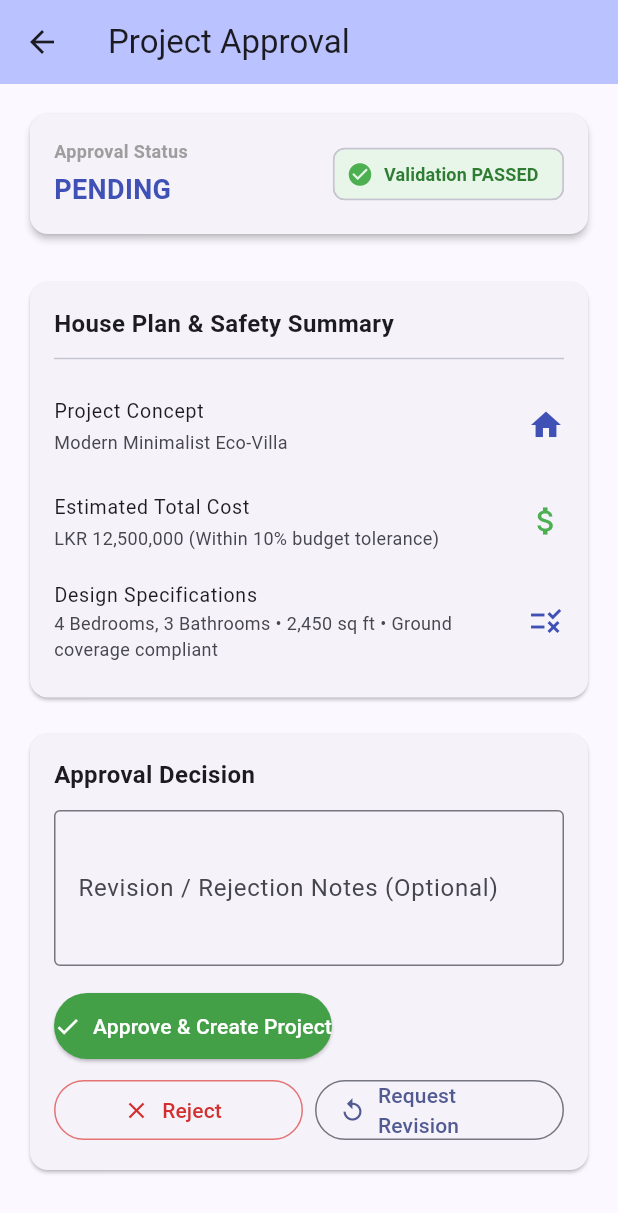
After one commit to devFelina/ai-house-planner, a Flutter app: the ApprovalView screen opened by its route, on a phone screen of 412 x 824 dp. The commit adds this screen. Shown: the top 1213 px of the screen. Run offline on Flutter 3.47's test engine with Material 3 defaults, Android fonts, the phone set to English and light mode, and no system bars; our stand-ins replace dio, firebase_auth, firebase_core, flutter_dotenv, flutter_riverpod, google_sign_in and 1 more; accounts and stored records are empty; network calls fail.

Commit message:
Implement Component D approval and validation workflow

```diff
--- a/mobile/lib/main.dart
+++ b/mobile/lib/main.dart
@@ -4,6 +4,8 @@ import 'package:firebase_core/firebase_core.dart';
 import 'views/login_view.dart';
 import 'views/register_view.dart';
 import 'views/intake_view.dart';
+import 'views/approval_view.dart';
+import 'views/project_status_view.dart';
 import 'package:flutter_dotenv/flutter_dotenv.dart';
 
 void main() async {
@@ -25,22 +27,22 @@ class MyApp extends StatelessWidget {
 
   @override
   Widget build(BuildContext context){
-    //
     return MaterialApp(
       title: 'AI House Planner',
       debugShowCheckedModeBanner: false,
-      theme:ThemeData(
+      theme: ThemeData(
         colorScheme: ColorScheme.fromSeed(seedColor: Colors.indigo),
         useMaterial3: true,
       ),
-      //First screen is the login screen
-      initialRoute:'/login',
-      routes:{
+      // First screen is the login screen
+      initialRoute: '/login',
+      routes: {
         '/login': (context) => const LoginView(),
         '/register': (context) => const RegisterView(),
         '/land_submission': (context) => const IntakeView(),
+        '/approval': (context) => const ApprovalView(),
+        '/project_status': (context) => const ProjectStatusView(),
       },
-
     );
   }
 }
--- /dev/null
+++ b/mobile/lib/views/approval_view.dart
@@ -0,0 +1,311 @@
+import 'package:flutter/material.dart';
+import 'package:flutter_riverpod/flutter_riverpod.dart';
+import '../providers/approval_provider.dart';
+import '../models/approval_models.dart';
+
+class ApprovalView extends ConsumerStatefulWidget {
+  final String workflowId;
+
+  const ApprovalView({
+    super.key,
+    this.workflowId = '3fa85f64-5717-4562-b3fc-2c963f66afa6',
+  });
+
+  @override
+  ConsumerState<ApprovalView> createState() => _ApprovalViewState();
+}
+
+class _ApprovalViewState extends ConsumerState<ApprovalView> {
+  final _revisionController = TextEditingController();
+  bool _isSubmitting = false;
+  String? _errorMessage;
+  String? _successMessage;
+  String? _createdProjectId;
+
+  @override
+  void initState() {
+    super.initState();
+    Future.microtask(() => ref.read(approvalProvider.notifier).fetchWorkflowStatus(widget.workflowId));
+  }
+
+  @override
+  void dispose() {
+    _revisionController.dispose();
+    super.dispose();
+  }
+
+  Future<void> _handleDecision(String decision) async {
+    setState(() {
+      _isSubmitting = true;
+      _errorMessage = null;
+      _successMessage = null;
+    });
+
+    try {
+      final response = await ref.read(approvalProvider.notifier).submitDecision(
+            widget.workflowId,
+            decision,
+            revisionNotes: _revisionController.text.trim().isNotEmpty
+                ? _revisionController.text.trim()
+                : null,
+          );
+
+      if (mounted) {
+        setState(() {
+          _successMessage = response.message;
+          _createdProjectId = response.projectId;
+        });
+      }
+    } catch (e) {
+      if (mounted) {
+        setState(() {
+          _errorMessage = e.toString().replaceFirst('Exception: ', '');
+        });
+      }
+    } finally {
+      if (mounted) {
+        setState(() => _isSubmitting = false);
+      }
+    }
+  }
+
+  @override
+  Widget build(BuildContext context) {
+    final asyncWorkflow = ref.watch(approvalProvider);
+
+    return Scaffold(
+      appBar: AppBar(
+        title: const Text('Project Approval'),
+        backgroundColor: Theme.of(context).colorScheme.inversePrimary,
+      ),
+      body: asyncWorkflow.when(
+        loading: () => const Center(child: CircularProgressIndicator()),
+        error: (err, _) => Center(child: Text('Error: $err')),
+        data: (workflow) {
+          final status = workflow?.approvalStatus ?? 'pending';
+          final validationPassed = workflow?.validationPassed ?? true;
+          final isApproved = status == 'approved';
+          final isRejected = status == 'rejected';
+
+          return SingleChildScrollView(
+            padding: const EdgeInsets.all(16.0),
+            child: Column(
+              crossAxisAlignment: CrossAxisAlignment.stretch,
+              children: [
+                // Header Status Card
+                Card(
+                  elevation: 2,
+                  child: Padding(
+                    padding: const EdgeInsets.all(16.0),
+                    child: Row(
+                      mainAxisAlignment: MainAxisAlignment.spaceBetween,
+                      children: [
+                        Column(
+                          crossAxisAlignment: CrossAxisAlignment.start,
+                          children: [
+                            const Text(
+                              'Approval Status',
+                              style: TextStyle(fontSize: 12, fontWeight: FontWeight.bold, color: Colors.grey),
+                            ),
+                            const SizedBox(height: 4),
+                            Text(
+                              status.toUpperCase().replaceAll('_', ' '),
+                              style: TextStyle(
+                                fontSize: 18,
+                                fontWeight: FontWeight.bold,
+                                color: isApproved
+                                    ? Colors.green
+                                    : isRejected
+                                        ? Colors.red
+                                        : Colors.indigo,
+                              ),
+                            ),
+                          ],
+                        ),
+                        Chip(
+                          avatar: Icon(
+                            validationPassed ? Icons.check_circle : Icons.warning,
+                            color: validationPassed ? Colors.green : Colors.red,
+                            size: 18,
+                          ),
+                          label: Text(
+                            validationPassed ? 'Validation PASSED' : 'Validation FAILED',
+                            style: TextStyle(
+                              fontSize: 12,
+                              color: validationPassed ? Colors.green.shade800 : Colors.red.shade800,
+                              fontWeight: FontWeight.bold,
+                            ),
+                          ),
+                          backgroundColor: validationPassed ? Colors.green.shade50 : Colors.red.shade50,
+                        ),
+                      ],
+                    ),
+                  ),
+                ),
+
+                const SizedBox(height: 16),
+
+                // Notifications
+                if (_errorMessage != null)
+                  Container(
+                    padding: const EdgeInsets.all(12),
+                    decoration: BoxDecoration(
+                      color: Colors.red.shade50,
+                      border: Border.all(color: Colors.red.shade200),
+                      borderRadius: BorderRadius.circular(8),
+                    ),
+                    child: Text(_errorMessage!, style: TextStyle(color: Colors.red.shade900)),
+                  ),
+
+                if (_successMessage != null)
+                  Container(
+                    padding: const EdgeInsets.all(12),
+                    margin: const EdgeInsets.only(bottom: 16),
+                    decoration: BoxDecoration(
+                      color: Colors.green.shade50,
+                      border: Border.all(color: Colors.green.shade200),
+                      borderRadius: BorderRadius.circular(8),
+                    ),
+                    child: Column(
+                      crossAxisAlignment: CrossAxisAlignment.start,
+                      children: [
+                        Text(_successMessage!, style: TextStyle(color: Colors.green.shade900, fontWeight: FontWeight.bold)),
+                        if (_createdProjectId != null) ...[
+                          const SizedBox(height: 8),
+                          Text('Project ID: $_createdProjectId', style: const TextStyle(fontSize: 12)),
+                          const SizedBox(height: 8),
+                          ElevatedButton.icon(
+                            onPressed: () {
+                              Navigator.pushNamed(
+                                context,
+                                '/project_status',
+                                arguments: _createdProjectId,
+                              );
+                            },
+                            icon: const Icon(Icons.arrow_forward),
+                            label: const Text('View Project Status'),
+                          ),
+                        ],
+                      ],
+                    ),
+                  ),
+
+                const SizedBox(height: 8),
+
+                // Plan & Cost Summary Card
+                Card(
+                  elevation: 1,
+                  child: Padding(
+                    padding: const EdgeInsets.all(16.0),
+                    child: Column(
+                      crossAxisAlignment: CrossAxisAlignment.start,
+                      children: [
+                        const Text(
+                          'House Plan & Safety Summary',
+                          style: TextStyle(fontSize: 16, fontWeight: FontWeight.bold),
+                        ),
+                        const Divider(height: 24),
+                        const ListTile(
+                          dense: true,
+                          contentPadding: EdgeInsets.zero,
+                          title: Text('Project Concept'),
+                          subtitle: Text('Modern Minimalist Eco-Villa'),
+                          trailing: Icon(Icons.home, color: Colors.indigo),
+                        ),
+                        const ListTile(
+                          dense: true,
+                          contentPadding: EdgeInsets.zero,
+                          title: Text('Estimated Total Cost'),
+                          subtitle: Text('LKR 12,500,000 (Within 10% budget tolerance)'),
+                          trailing: Icon(Icons.attach_money, color: Colors.green),
+                        ),
+                        const ListTile(
+                          dense: true,
+                          contentPadding: EdgeInsets.zero,
+                          title: Text('Design Specifications'),
+                          subtitle: Text('4 Bedrooms, 3 Bathrooms • 2,450 sq ft • Ground coverage compliant'),
+                          trailing: Icon(Icons.rule, color: Colors.indigo),
+                        ),
+                      ],
+                    ),
+                  ),
+                ),
+
+                const SizedBox(height: 16),
+
+                // Actions Card
+                Card(
+                  elevation: 1,
+                  child: Padding(
+                    padding: const EdgeInsets.all(16.0),
+                    child: Column(
+                      crossAxisAlignment: CrossAxisAlignment.start,
+                      children: [
+                        const Text(
+                          'Approval Decision',
+                          style: TextStyle(fontSize: 16, fontWeight: FontWeight.bold),
+                        ),
+                        const SizedBox(height: 12),
+                        TextField(
+                          controller: _revisionController,
+                          maxLines: 3,
+                          enabled: !isApproved && !isRejected && !_isSubmitting,
+                          decoration: const InputDecoration(
+                            border: OutlineInputBorder(),
+                            labelText: 'Revision / Rejection Notes (Optional)',
+                            hintText: 'Enter feedback for architect/design revisions...',
+                          ),
+                        ),
+                        const SizedBox(height: 16),
+                        if (_isSubmitting)
+                          const Center(child: CircularProgressIndicator())
+                        else ...[
+                          ElevatedButton.icon(
+                            style: ElevatedButton.styleFrom(
+                              backgroundColor: Colors.green.shade600,
+                              foregroundColor: Colors.white,
+                              padding: const EdgeInsets.symmetric(vertical: 12),
+                            ),
+                            onPressed: (isApproved || !validationPassed)
+                                ? null
+                                : () => _handleDecision('approve'),
+                            icon: const Icon(Icons.check),
+                            label: const Text('Approve & Create Project'),
+                          ),
+                          const SizedBox(height: 8),
+                          Row(
+                            children: [
+                              Expanded(
+                                child: OutlinedButton.icon(
+                                  style: OutlinedButton.styleFrom(
+                                    foregroundColor: Colors.red.shade700,
+                                    side: BorderSide(color: Colors.red.shade300),
+                                  ),
+                                  onPressed: isRejected ? null : () => _handleDecision('reject'),
+                                  icon: const Icon(Icons.close),
+                                  label: const Text('Reject'),
+                                ),
+                              ),
+                              const SizedBox(width: 8),
+                              Expanded(
+                                child: OutlinedButton.icon(
+                                  onPressed: isApproved ? null : () => _handleDecision('request_revision'),
+                                  icon: const Icon(Icons.replay),
+                                  label: const Text('Request Revision'),
+                                ),
+                              ),
+                            ],
+                          ),
+                        ],
+                      ],
+                    ),
+                  ),
+                ),
+              ],
+            ),
+          );
+        },
+      ),
+    );
+  }
+}
```
Also changed, not shown: mobile/lib/models/approval_models.dart (added, +135 -0 lines), mobile/lib/providers/approval_provider.dart (added, +86 -0 lines), mobile/lib/views/project_status_view.dart (added, +201 -0 lines), 6 other files.
